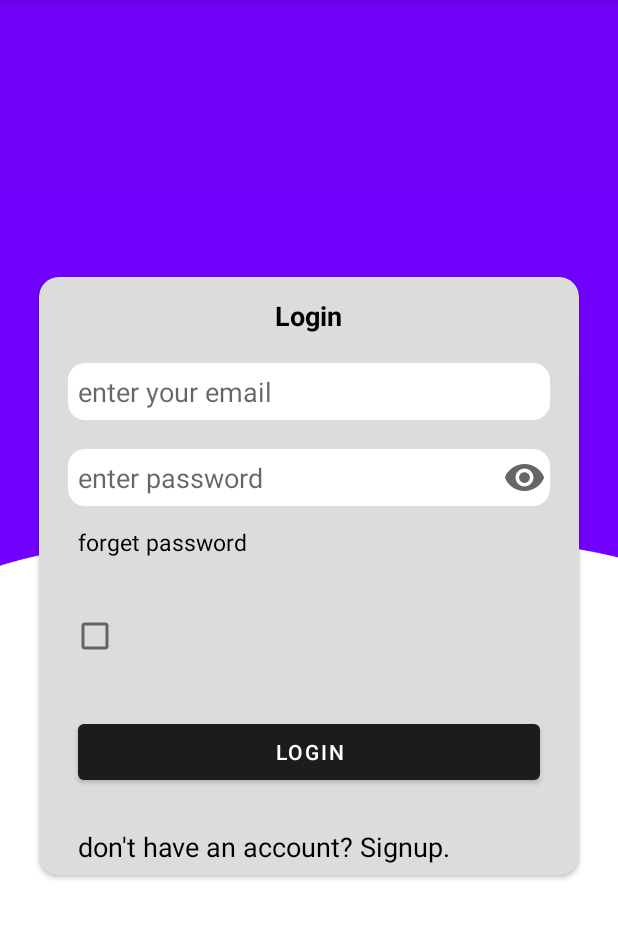
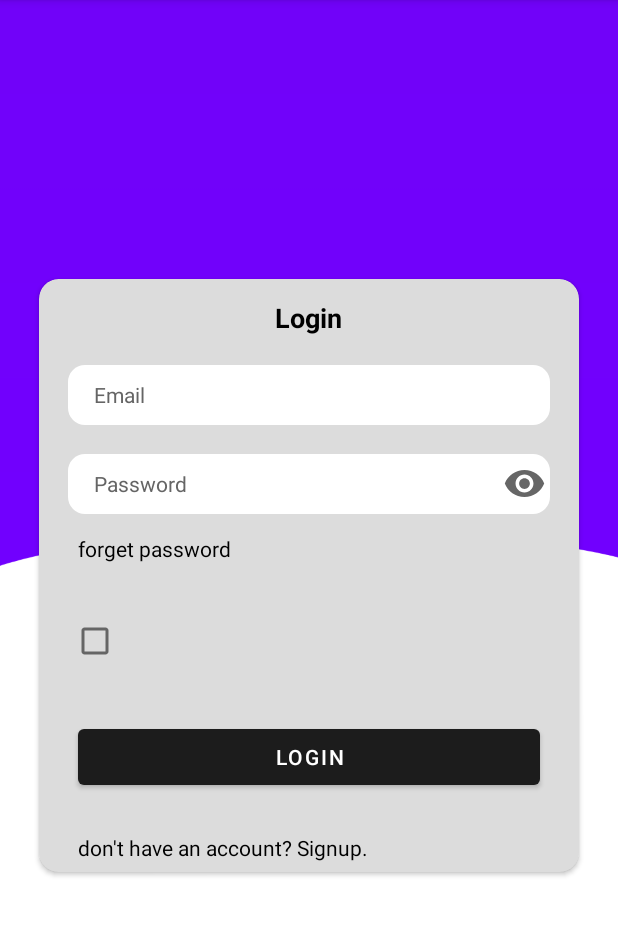
Before and after one commit to Orgdevelopers/Afridot_store, an Android app: the screen it shows after launch (LoginActivity), in the side drawer, after a tap on "Log In", on a phone screen of 412 x 824 dp, the part 84-1023 px from its top. Run offline under Robolectric (Android 15) with nearby library versions, the phone set to English and light mode, and no system bars; our stand-ins replace Firebase (no records; nobody signed in at launch, a user with empty details on screens opened directly), Picasso, Shimmer, Volley, sdp/ssp sizes; libraries missing offline, so code that uses them is left out: com.downloader, com.klinker.android, com.rd, com.rilixtech.widget, io.paperdb; plain views replace CountryCodePicker; network calls fail; pictures from the network do not load; 21 statements that could not run were skipped.

Commit message:
admirin you

```diff
--- a/app/src/main/java/com/afriappstore/global/AppDetail.java
+++ b/app/src/main/java/com/afriappstore/global/AppDetail.java
@@ -300,6 +300,9 @@ public class AppDetail extends AppCompatActivity {
 
             }
 
+            check_myreview();
+
+
             // reviews
             if (item.Reviews != null && item.Reviews.size() > 0){
                 some_reviews.setVisibility(View.VISIBLE);
@@ -498,9 +501,6 @@ public class AppDetail extends AppCompatActivity {
         //shimmer
         shimmer_layout=findViewById(R.id.shimmer_layout_app_detail);
         all_stuff=findViewById(R.id.all_stuff);
-
-
-        check_myreview();
 
         //rating bar setup
         //rating_bar_bg.setVisibility(View.GONE);
--- a/app/src/main/java/com/afriappstore/global/MainActivity.java
+++ b/app/src/main/java/com/afriappstore/global/MainActivity.java
@@ -106,8 +106,6 @@ public class MainActivity extends AppCompatActivity {
          */
 
         //init the paper db
-        Paper.init(this);
-
         //check permission
         //check_permission();
 
@@ -523,24 +521,19 @@ public class MainActivity extends AppCompatActivity {
 
                         setNavigation();
                         Toast.makeText(MainActivity.this, "successfully Logged Out", Toast.LENGTH_SHORT).show();
-                        /*
+
                         Handler handler = new Handler();
                         handler.postDelayed(new Runnable() {
                             @Override
                             public void run() {
                                 Intent intent = new Intent(MainActivity.this,SplashActivity.class);
                                 startActivity(intent);
+
+                                finish();
                                 overridePendingTransition(R.anim.in_from_left,R.anim.out_to_right);
 
-                                Handler handler = new Handler();
-                                handler.postDelayed(new Runnable() {
-                                    @Override
-                                    public void run() {
-                                        finish();
-                                    }
-                                },50);
                             }
-                        },10);*/
+                        },10);
                     }catch (Exception e){
                         e.printStackTrace();
                     }
--- a/app/src/main/java/com/afriappstore/global/SplashActivity.java
+++ b/app/src/main/java/com/afriappstore/global/SplashActivity.java
@@ -14,6 +14,8 @@ import com.afriappstore.global.Interfaces.FragmentCallBack;
 import com.afriappstore.global.SimpleClasses.Functions;
 import com.afriappstore.global.SimpleClasses.Variables;
 
+import io.paperdb.Paper;
+
 @SuppressLint("CustomSplashScreen")
 public class SplashActivity extends AppCompatActivity {
     String appid="";
@@ -22,6 +24,8 @@ public class SplashActivity extends AppCompatActivity {
     protected void onCreate(Bundle savedInstanceState) {
         super.onCreate(savedInstanceState);
         setContentView(R.layout.activity_splash);
+
+        Paper.init(this);
 
         proceed();
 
--- a/app/src/main/res/layout/activity_login.xml
+++ b/app/src/main/res/layout/activity_login.xml
@@ -181,7 +181,7 @@
                     android:layout_width="wrap_content"
                     android:layout_height="wrap_content"
                     android:text="don't have an account? Signup."
-                    android:textSize="@dimen/_14sdp"
+                    android:textSize="@dimen/_11sdp"
                     android:textColor="@color/black"
                     android:layout_below="@id/login_btn"
                     android:layout_marginStart="@dimen/_20sdp"
@@ -195,7 +195,7 @@
                     android:layout_width="wrap_content"
                     android:layout_height="wrap_content"
                     android:text="forget password"
-                    android:textSize="@dimen/_12sdp"
+                    android:textSize="@dimen/_11sdp"
                     android:textColor="@color/black"
                     android:layout_below="@id/password_edit_layout"
                     android:layout_marginStart="@dimen/_20sdp"
@@ -204,29 +204,35 @@
 
                     />
 
-                <LinearLayout
+                <RelativeLayout
                     android:id="@+id/email_edit_layout"
                     android:layout_width="match_parent"
                     android:layout_height="wrap_content"
-                    android:background="@drawable/less_round_edge_ractengle_white"
                     android:layout_below="@id/login_txt"
                     android:layout_marginStart="@dimen/_15sdp"
                     android:layout_marginEnd="@dimen/_15sdp"
                     android:layout_marginTop="@dimen/_15sdp"
+                    android:background="@drawable/less_round_edge_ractengle_white"
+                    >
 
-                    >
 
                     <EditText
                         android:id="@+id/email_edit"
                         android:layout_width="match_parent"
                         android:layout_height="wrap_content"
-                        android:hint="enter your email"
-                        android:background="@color/white"
-                        android:layout_margin="@dimen/_5sdp"
+                        android:layout_centerVertical="true"
+                        android:layout_marginStart="@dimen/_10sdp"
+                        android:layout_marginEnd="@dimen/_10sdp"
+                        android:backgroundTint="@color/invisible"
+                        android:hint="Email"
+                        android:textColor="@color/black"
+                        android:textColorHint="@color/ultra_light_grey"
+                        android:textSize="@dimen/_11sdp"
                         android:inputType="textEmailAddress"
                         />
 
-                </LinearLayout>
+                </RelativeLayout>
+
 
                 <RelativeLayout
                     android:id="@+id/password_edit_layout"
@@ -244,12 +250,16 @@
                         android:id="@+id/password_edit"
                         android:layout_width="match_parent"
                         android:layout_height="wrap_content"
-                        android:hint="enter password"
-                        android:background="@color/white"
-                        android:layout_margin="@dimen/_5sdp"
+                        android:layout_marginStart="@dimen/_10sdp"
+                        android:layout_marginEnd="@dimen/_10sdp"
                         android:layout_toStartOf="@id/iv_hide"
+                        android:backgroundTint="@color/invisible"
+                        android:hint="Password"
+                        android:layout_centerVertical="true"
+                        android:textColor="@color/black"
+                        android:textColorHint="@color/ultra_light_grey"
                         android:inputType="textPassword"
-                        />
+                        android:textSize="@dimen/_11sdp" />
 
                     <ImageView
                         android:id="@+id/iv_hide"
--- a/app/src/main/res/values/colors.xml
+++ b/app/src/main/res/values/colors.xml
@@ -3,7 +3,7 @@
     <color name="purple_200">#FFBB86FC</color>
     <color name="purple_500">#FF6200EE</color>
     <color name="purple_700">#34474747</color>
-    <color name="teal_200">#0000FFFF</color>
+    <color name="teal_200">#01AEE3</color>
     <color name="teal_700">#FF018786</color>
     <color name="black">#FF000000</color>
     <color name="white">#FFFFFFFF</color>
```
Also changed, not shown: app/src/main/java/com/afriappstore/global/Profile/SignUp/SignupActivity.java (+44 -48 lines), app/src/main/java/com/afriappstore/global/SimpleClasses/Functions.java (+5 -28 lines), app/src/main/res/layout/activity_signup.xml (+10 -10 lines).
